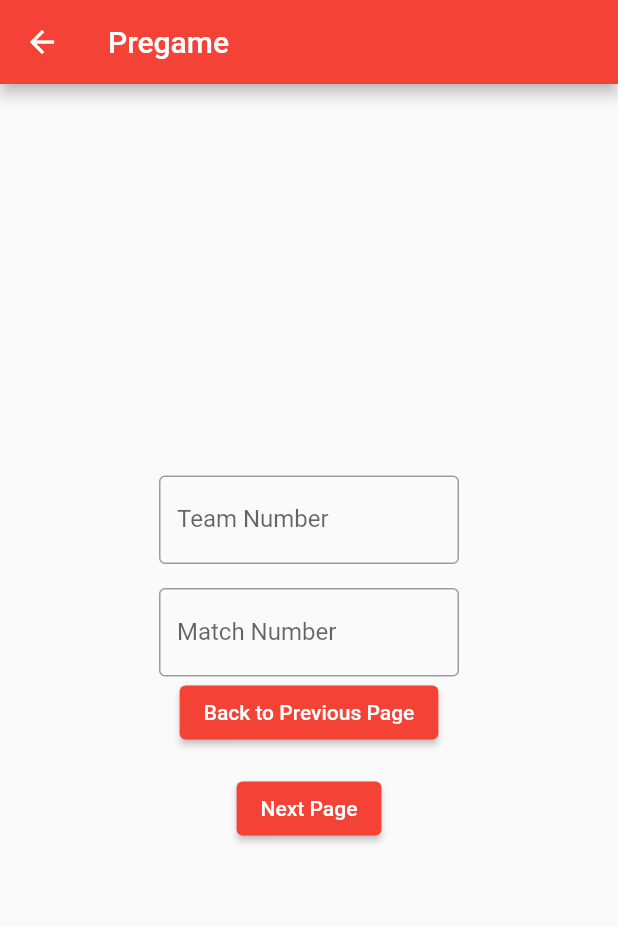
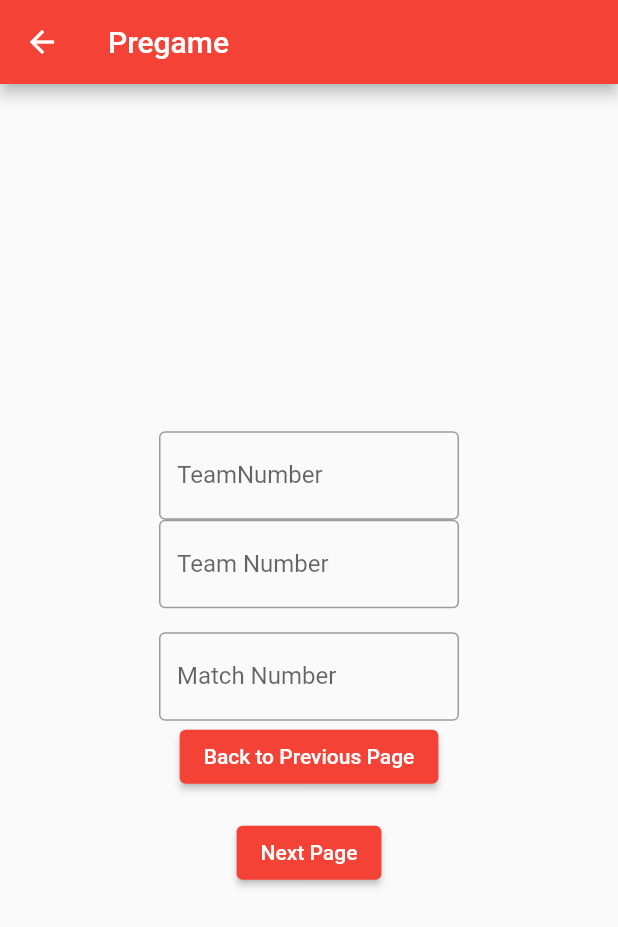
Before and after one commit to team4976/frc-2023-charged-up-scouting, a Flutter app: the pregameinfo screen opened by its route, on a phone screen of 412 x 824 dp. Shown: the top 927 px of the screen. Run offline on Flutter 3.47's test engine with Material 2 defaults, Android fonts, the phone set to English and light mode, and no system bars.

```diff
--- a/lib/Data.dart
+++ b/lib/Data.dart
@@ -3,4 +3,7 @@ import 'package:flutter/material.dart';
 class dataclass {
   static String TeamNumber = "";
   static String MatchNumber = "";
+
+  //App Side variable
+  static const String? TeamNumbers = "TeamNumber";
 }
--- a/lib/Functions.dart
+++ b/lib/Functions.dart
@@ -1,7 +1,30 @@
 import 'package:flutter/material.dart';
+import 'Data.dart';
+
 
 class functions{
-
   static void GotoPage(String Page, BuildContext context) => Navigator.pushNamed(context, Page);
 
+  static SizedBox Textfield( var value) {
+
+
+    return SizedBox(
+      width: 200,
+      child: TextField(
+          decoration: const InputDecoration(
+            labelText: dataclass.TeamNumbers,
+            border: OutlineInputBorder(),
+          ),
+          onChanged: (String inputValue){
+            if (value == "TeamNumber") {
+              dataclass.TeamNumber = inputValue;
+              print(dataclass.TeamNumber);
+            }
+          }
+      ),
+    );
+
+  }
+
+
 }
--- a/lib/Pregameinfo.dart
+++ b/lib/Pregameinfo.dart
@@ -11,7 +11,7 @@ class pregameinfo extends StatefulWidget {
 }
 
 class _pregameinfoState extends State<pregameinfo> {
-
+  static const String? TeamNumbers = "here";
 
   @override
   Widget build(BuildContext context) {
@@ -24,7 +24,7 @@ class _pregameinfoState extends State<pregameinfo> {
             child: Column(
               mainAxisAlignment: MainAxisAlignment.center,
               children: [
-
+                functions.Textfield("TeamNumber"),
                 SizedBox( // <-- SEE HERE
                   width: 200,
                   child: TextField(
--- a/pubspec.yaml
+++ b/pubspec.yaml
@@ -30,6 +30,7 @@ dependencies:
   flutter:
     sdk: flutter
   qr_flutter: ^4.0.0
+  codable_forked:
 
   # The following adds the Cupertino Icons font to your application.
   # Use with the CupertinoIcons class for iOS style icons.
```
Also changed, not shown: pubspec.lock.
